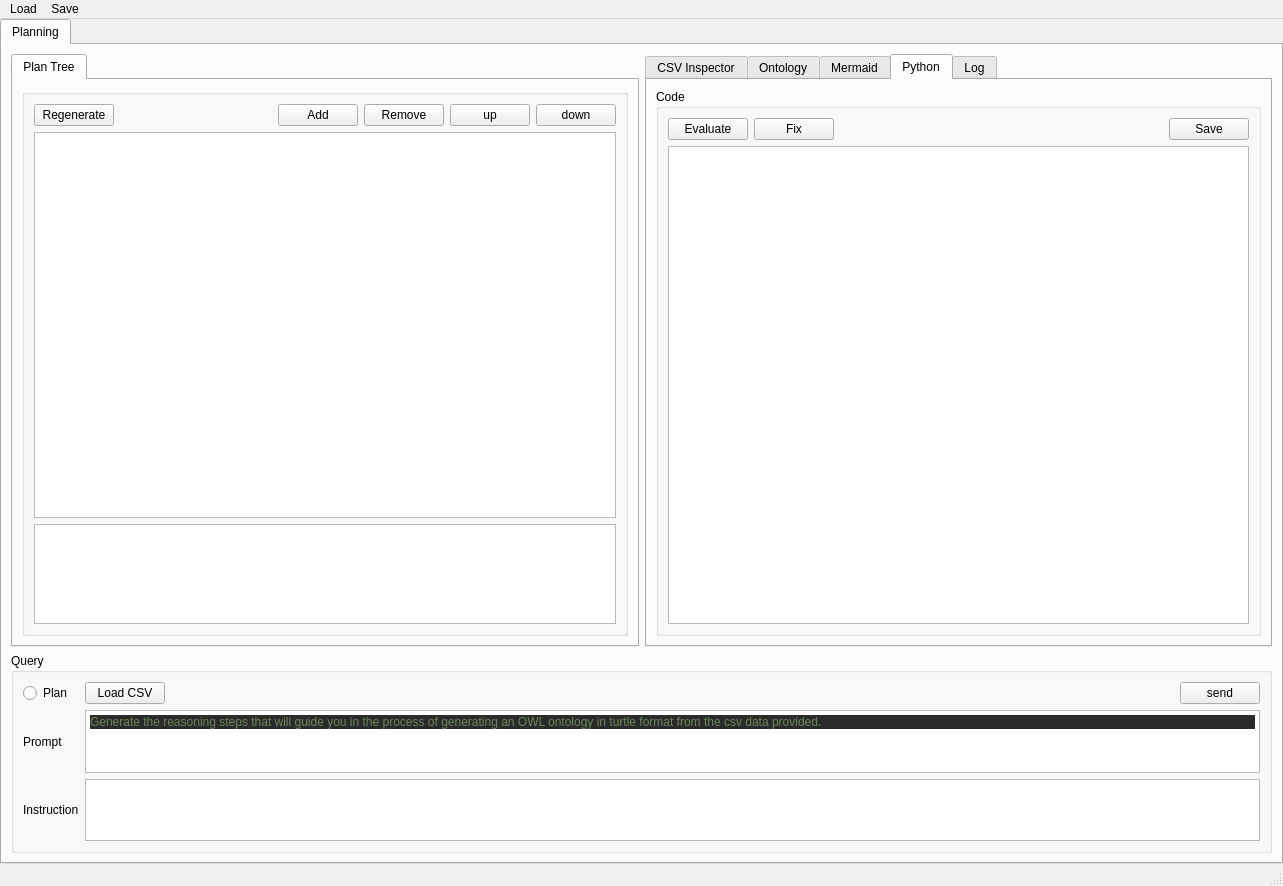
tecnomod-um/OntoGenix, file GUI/GUI.ui: the form before one commit.
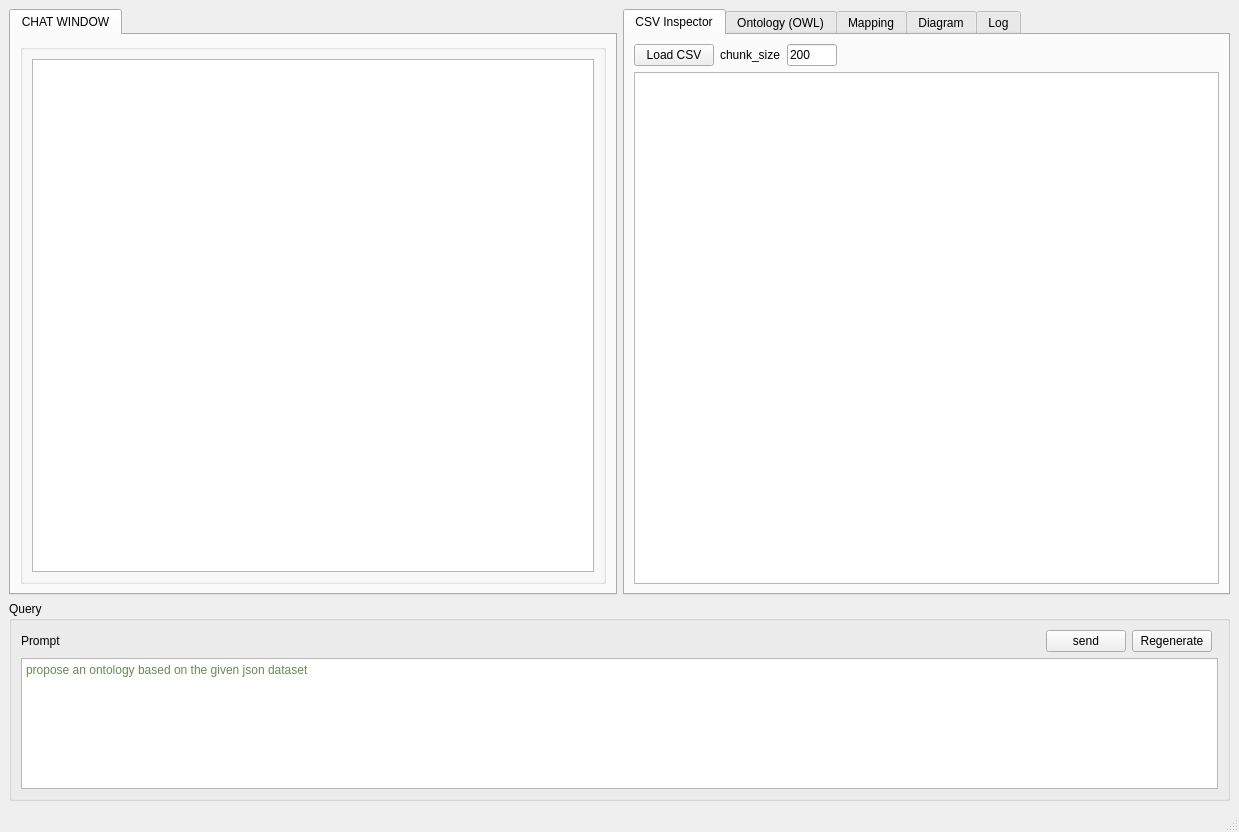
The form after the commit. The open tabs and pages were chosen to show the change. Custom widgets are drawn as their Qt base class.

```diff
--- a/GUI/GUI.ui
+++ b/GUI/GUI.ui
@@ -6,158 +6,91 @@
    <rect>
     <x>0</x>
     <y>0</y>
-    <width>1283</width>
-    <height>886</height>
+    <width>1239</width>
+    <height>832</height>
    </rect>
   </property>
   <property name="windowTitle">
    <string>OntoGenix</string>
   </property>
   <widget class="QWidget" name="centralwidget">
-   <layout class="QVBoxLayout" name="verticalLayout_2">
-    <property name="spacing">
-     <number>0</number>
-    </property>
-    <property name="leftMargin">
-     <number>0</number>
-    </property>
-    <property name="topMargin">
-     <number>0</number>
-    </property>
-    <property name="rightMargin">
-     <number>0</number>
-    </property>
-    <property name="bottomMargin">
-     <number>0</number>
-    </property>
-    <item>
-     <widget class="QTabWidget" name="PLANNING">
-      <property name="currentIndex">
-       <number>0</number>
-      </property>
-      <widget class="QWidget" name="tab_3">
-       <attribute name="title">
-        <string>Planning</string>
-       </attribute>
        <layout class="QVBoxLayout" name="verticalLayout">
         <item>
          <layout class="QGridLayout" name="gridLayout">
-          <item row="1" column="0" colspan="2">
-           <widget class="QGroupBox" name="groupBox_5">
-            <property name="minimumSize">
-             <size>
-              <width>0</width>
-              <height>200</height>
-             </size>
-            </property>
-            <property name="maximumSize">
+      <item row="0" column="1">
+       <widget class="QTabWidget" name="OUTPUT_tab">
+        <property name="currentIndex">
+         <number>0</number>
+        </property>
+        <widget class="QWidget" name="CSV_tab">
+         <attribute name="title">
+          <string>CSV Inspector</string>
+         </attribute>
+         <layout class="QGridLayout" name="gridLayout_2">
+          <item row="0" column="3">
+           <spacer name="horizontalSpacer_2">
+            <property name="orientation">
+             <enum>Qt::Horizontal</enum>
+            </property>
+            <property name="sizeHint" stdset="0">
              <size>
-              <width>16777215</width>
-              <height>200</height>
+              <width>40</width>
+              <height>20</height>
              </size>
             </property>
-            <property name="title">
-             <string>Query</string>
-            </property>
-            <layout class="QGridLayout" name="gridLayout_3">
-             <item row="2" column="2" colspan="5">
-              <widget class="QTextEdit" name="query_prompt_textedit">
-               <property name="html">
-                <string>&lt;!DOCTYPE HTML PUBLIC &quot;-//W3C//DTD HTML 4.0//EN&quot; &quot;http://www.w3.org/TR/REC-html40/strict.dtd&quot;&gt;
-&lt;html&gt;&lt;head&gt;&lt;meta name=&quot;qrichtext&quot; content=&quot;1&quot; /&gt;&lt;style type=&quot;text/css&quot;&gt;
-p, li { white-space: pre-wrap; }
-&lt;/style&gt;&lt;/head&gt;&lt;body style=&quot; font-family:'Sans Serif'; font-size:9pt; font-weight:400; font-style:normal;&quot;&gt;
-&lt;p style=&quot; margin-top:12px; margin-bottom:12px; margin-left:0px; margin-right:0px; -qt-block-indent:0; text-indent:0px; background-color:#2b2b2b;&quot;&gt;&lt;span style=&quot; font-family:'monospace'; color:#6a8759;&quot;&gt;Generate the reasoning steps that will guide you in the process of generating an OWL ontology in turtle format from the csv data provided.&lt;/span&gt;&lt;/p&gt;&lt;/body&gt;&lt;/html&gt;</string>
-               </property>
-              </widget>
-             </item>
-             <item row="2" column="0">
-              <widget class="QLabel" name="label">
-               <property name="text">
-                <string>Prompt</string>
-               </property>
-              </widget>
-             </item>
-             <item row="3" column="2" colspan="5">
-              <widget class="QTextEdit" name="query_instruction_textedit"/>
-             </item>
-             <item row="3" column="0" colspan="2">
+           </spacer>
+          </item>
+          <item row="0" column="1">
               <widget class="QLabel" name="label_2">
                <property name="text">
-                <string>Instruction</string>
-               </property>
-              </widget>
-             </item>
-             <item row="0" column="6">
-              <widget class="QPushButton" name="query_send_btn">
-               <property name="text">
-                <string>send</string>
+             <string>chunk_size</string>
                </property>
               </widget>
              </item>
              <item row="0" column="2">
+           <widget class="QLineEdit" name="chunksize_lineEdit">
+            <property name="maximumSize">
+             <size>
+              <width>50</width>
+              <height>16777215</height>
+             </size>
+            </property>
+            <property name="text">
+             <string>200</string>
+            </property>
+           </widget>
+          </item>
+          <item row="1" column="0" colspan="5">
+           <widget class="QTextEdit" name="csv_textedit">
+            <property name="html">
+             <string>&lt;!DOCTYPE HTML PUBLIC &quot;-//W3C//DTD HTML 4.0//EN&quot; &quot;http://www.w3.org/TR/REC-html40/strict.dtd&quot;&gt;
+&lt;html&gt;&lt;head&gt;&lt;meta name=&quot;qrichtext&quot; content=&quot;1&quot; /&gt;&lt;style type=&quot;text/css&quot;&gt;
+p, li { white-space: pre-wrap; }
+&lt;/style&gt;&lt;/head&gt;&lt;body style=&quot; font-family:'Noto Sans'; font-size:10pt; font-weight:400; font-style:normal;&quot;&gt;
+&lt;p style=&quot;-qt-paragraph-type:empty; margin-top:0px; margin-bottom:0px; margin-left:0px; margin-right:0px; -qt-block-indent:0; text-indent:0px;&quot;&gt;&lt;br /&gt;&lt;/p&gt;&lt;/body&gt;&lt;/html&gt;</string>
+            </property>
+           </widget>
+          </item>
+          <item row="0" column="0">
               <widget class="QPushButton" name="load_csv_btn">
                <property name="text">
                 <string>Load CSV</string>
                </property>
               </widget>
              </item>
-             <item row="0" column="3">
-              <spacer name="horizontalSpacer">
-               <property name="orientation">
-                <enum>Qt::Horizontal</enum>
-               </property>
-               <property name="sizeHint" stdset="0">
-                <size>
-                 <width>40</width>
-                 <height>20</height>
-                </size>
-               </property>
-              </spacer>
-             </item>
-             <item row="0" column="0">
-              <widget class="QRadioButton" name="query_radiobutton">
-               <property name="text">
-                <string>Plan</string>
-               </property>
-              </widget>
-             </item>
-            </layout>
-           </widget>
-          </item>
-          <item row="0" column="1">
-           <widget class="QTabWidget" name="tabWidget">
-            <property name="currentIndex">
-             <number>4</number>
-            </property>
-            <widget class="QWidget" name="tab_8">
+         </layout>
+        </widget>
+        <widget class="QWidget" name="owl_tab">
              <attribute name="title">
-              <string>CSV Inspector</string>
-             </attribute>
-             <layout class="QVBoxLayout" name="verticalLayout_9">
-              <item>
-               <widget class="QTextEdit" name="csv_textedit"/>
-              </item>
-             </layout>
-            </widget>
-            <widget class="QWidget" name="tab_2">
-             <attribute name="title">
-              <string>Ontology</string>
+          <string>Ontology (OWL)</string>
              </attribute>
              <layout class="QVBoxLayout" name="verticalLayout_3">
               <item>
                <widget class="QGroupBox" name="groupBox_4">
                 <property name="title">
-                 <string>Turtle format</string>
+             <string>RDF/XML</string>
                 </property>
                 <layout class="QGridLayout" name="gridLayout_5">
-                 <item row="0" column="0">
-                  <widget class="QPushButton" name="pseudocode_regenerate_btn">
-                   <property name="text">
-                    <string>Regenerate</string>
-                   </property>
-                  </widget>
-                 </item>
                  <item row="0" column="1">
                   <spacer name="horizontalSpacer_5">
                    <property name="orientation">
@@ -172,23 +105,78 @@
                   </spacer>
                  </item>
                  <item row="0" column="2">
-                  <widget class="QPushButton" name="pseudocode_confirm_btn">
+              <widget class="QPushButton" name="ontology_save_btn">
                    <property name="text">
-                    <string>Confirm</string>
+                <string>Save</string>
                    </property>
                   </widget>
                  </item>
                  <item row="1" column="0" colspan="3">
-                  <widget class="QTextEdit" name="ontology_textedit"/>
+              <widget class="QTextEdit" name="ontology_textedit">
+               <property name="html">
+                <string>&lt;!DOCTYPE HTML PUBLIC &quot;-//W3C//DTD HTML 4.0//EN&quot; &quot;http://www.w3.org/TR/REC-html40/strict.dtd&quot;&gt;
+&lt;html&gt;&lt;head&gt;&lt;meta name=&quot;qrichtext&quot; content=&quot;1&quot; /&gt;&lt;style type=&quot;text/css&quot;&gt;
+p, li { white-space: pre-wrap; }
+&lt;/style&gt;&lt;/head&gt;&lt;body style=&quot; font-family:'Noto Sans'; font-size:10pt; font-weight:400; font-style:normal;&quot;&gt;
+&lt;p style=&quot;-qt-paragraph-type:empty; margin-top:0px; margin-bottom:0px; margin-left:0px; margin-right:0px; -qt-block-indent:0; text-indent:0px;&quot;&gt;&lt;br /&gt;&lt;/p&gt;&lt;/body&gt;&lt;/html&gt;</string>
+               </property>
+              </widget>
                  </item>
                 </layout>
                </widget>
               </item>
              </layout>
             </widget>
-            <widget class="QWidget" name="tab_4">
+        <widget class="QWidget" name="rml_tab">
              <attribute name="title">
-              <string>Mermaid</string>
+          <string>Mapping</string>
+         </attribute>
+         <layout class="QVBoxLayout" name="verticalLayout_5">
+          <item>
+           <widget class="QGroupBox" name="groupBox_6">
+            <property name="title">
+             <string>RML</string>
+            </property>
+            <layout class="QGridLayout" name="gridLayout_8">
+             <item row="1" column="0" colspan="3">
+              <widget class="QTextEdit" name="rml_textedit">
+               <property name="html">
+                <string>&lt;!DOCTYPE HTML PUBLIC &quot;-//W3C//DTD HTML 4.0//EN&quot; &quot;http://www.w3.org/TR/REC-html40/strict.dtd&quot;&gt;
+&lt;html&gt;&lt;head&gt;&lt;meta name=&quot;qrichtext&quot; content=&quot;1&quot; /&gt;&lt;style type=&quot;text/css&quot;&gt;
+p, li { white-space: pre-wrap; }
+&lt;/style&gt;&lt;/head&gt;&lt;body style=&quot; font-family:'Noto Sans'; font-size:10pt; font-weight:400; font-style:normal;&quot;&gt;
+&lt;p style=&quot;-qt-paragraph-type:empty; margin-top:0px; margin-bottom:0px; margin-left:0px; margin-right:0px; -qt-block-indent:0; text-indent:0px;&quot;&gt;&lt;br /&gt;&lt;/p&gt;&lt;/body&gt;&lt;/html&gt;</string>
+               </property>
+              </widget>
+             </item>
+             <item row="0" column="1">
+              <spacer name="horizontalSpacer_3">
+               <property name="orientation">
+                <enum>Qt::Horizontal</enum>
+               </property>
+               <property name="sizeHint" stdset="0">
+                <size>
+                 <width>40</width>
+                 <height>20</height>
+                </size>
+               </property>
+              </spacer>
+             </item>
+             <item row="0" column="2">
+              <widget class="QPushButton" name="rml_save_btn">
+               <property name="text">
+                <string>Save</string>
+               </property>
+              </widget>
+             </item>
+            </layout>
+           </widget>
+          </item>
+         </layout>
+        </widget>
+        <widget class="QWidget" name="diagram_tab">
+         <attribute name="title">
+          <string>Diagram</string>
              </attribute>
              <layout class="QVBoxLayout" name="verticalLayout_4">
               <item>
@@ -197,7 +185,7 @@
                  <string>Class Diagram</string>
                 </property>
                 <layout class="QGridLayout" name="gridLayout_7">
-                 <item row="0" column="0">
+             <item row="1" column="0" colspan="3">
                   <widget class="MermaidPlotter" name="mermaid_widget" native="true">
                    <property name="minimumSize">
                     <size>
@@ -207,34 +195,8 @@
                    </property>
                   </widget>
                  </item>
-                </layout>
-               </widget>
-              </item>
-             </layout>
-            </widget>
-            <widget class="QWidget" name="tab_5">
-             <attribute name="title">
-              <string>Python</string>
-             </attribute>
-             <layout class="QVBoxLayout" name="verticalLayout_5">
-              <item>
-               <widget class="QGroupBox" name="groupBox_6">
-                <property name="title">
-                 <string>Code</string>
-                </property>
-                <layout class="QGridLayout" name="gridLayout_8">
-                 <item row="1" column="0" colspan="4">
-                  <widget class="QTextEdit" name="code_textedit"/>
-                 </item>
                  <item row="0" column="1">
-                  <widget class="QPushButton" name="code_fix_btn">
-                   <property name="text">
-                    <string>Fix</string>
-                   </property>
-                  </widget>
-                 </item>
-                 <item row="0" column="2">
-                  <spacer name="horizontalSpacer_3">
+              <spacer name="horizontalSpacer_4">
                    <property name="orientation">
                     <enum>Qt::Horizontal</enum>
                    </property>
@@ -246,26 +208,19 @@
                    </property>
                   </spacer>
                  </item>
-                 <item row="0" column="3">
-                  <widget class="QPushButton" name="code_save_btn">
+             <item row="0" column="2">
+              <widget class="QPushButton" name="mermaid_save_btn">
                    <property name="text">
                     <string>Save</string>
                    </property>
                   </widget>
                  </item>
-                 <item row="0" column="0">
-                  <widget class="QPushButton" name="code_evaluate_btn">
-                   <property name="text">
-                    <string>Evaluate</string>
-                   </property>
-                  </widget>
-                 </item>
                 </layout>
                </widget>
               </item>
              </layout>
             </widget>
-            <widget class="QWidget" name="tab_6">
+        <widget class="QWidget" name="log_tab">
              <attribute name="title">
               <string>Log</string>
              </attribute>
@@ -286,83 +241,91 @@
             </widget>
            </widget>
           </item>
+      <item row="1" column="0" colspan="2">
+       <widget class="QGroupBox" name="groupBox_5">
+        <property name="minimumSize">
+         <size>
+          <width>0</width>
+          <height>200</height>
+         </size>
+        </property>
+        <property name="maximumSize">
+         <size>
+          <width>16777215</width>
+          <height>200</height>
+         </size>
+        </property>
+        <property name="title">
+         <string>Query</string>
+        </property>
+        <layout class="QGridLayout" name="gridLayout_3">
           <item row="0" column="0">
-           <widget class="QTabWidget" name="tabWidget_2">
+          <widget class="QLabel" name="label">
+           <property name="text">
+            <string>Prompt</string>
+           </property>
+          </widget>
+         </item>
+         <item row="0" column="3">
+          <widget class="QPushButton" name="plantree_regenerate_btn">
+           <property name="text">
+            <string>Regenerate</string>
+           </property>
+          </widget>
+         </item>
+         <item row="2" column="0" colspan="5">
+          <widget class="QTextEdit" name="query_prompt_textedit">
+           <property name="html">
+            <string>&lt;!DOCTYPE HTML PUBLIC &quot;-//W3C//DTD HTML 4.0//EN&quot; &quot;http://www.w3.org/TR/REC-html40/strict.dtd&quot;&gt;
+&lt;html&gt;&lt;head&gt;&lt;meta name=&quot;qrichtext&quot; content=&quot;1&quot; /&gt;&lt;style type=&quot;text/css&quot;&gt;
+p, li { white-space: pre-wrap; }
+&lt;/style&gt;&lt;/head&gt;&lt;body style=&quot; font-family:'Noto Sans'; font-size:10pt; font-weight:400; font-style:normal;&quot;&gt;
+&lt;p style=&quot; margin-top:12px; margin-bottom:12px; margin-left:0px; margin-right:0px; -qt-block-indent:0; text-indent:0px;&quot;&gt;&lt;span style=&quot; font-family:'monospace'; font-size:9pt; color:#6a8759;&quot;&gt;propose an ontology based on the given json dataset&lt;/span&gt;&lt;/p&gt;&lt;/body&gt;&lt;/html&gt;</string>
+           </property>
+          </widget>
+         </item>
+         <item row="0" column="2">
+          <widget class="QPushButton" name="query_send_btn">
+           <property name="text">
+            <string>send</string>
+           </property>
+          </widget>
+         </item>
+         <item row="0" column="1">
+          <spacer name="horizontalSpacer">
+           <property name="orientation">
+            <enum>Qt::Horizontal</enum>
+           </property>
+           <property name="sizeHint" stdset="0">
+            <size>
+             <width>40</width>
+             <height>20</height>
+            </size>
+           </property>
+          </spacer>
+         </item>
+        </layout>
+       </widget>
+      </item>
+      <item row="0" column="0">
+       <widget class="QTabWidget" name="CHATs_tab">
             <property name="currentIndex">
              <number>0</number>
             </property>
-            <widget class="QWidget" name="tab">
+        <widget class="QWidget" name="chat_window_tab">
              <attribute name="title">
-              <string>Plan Tree</string>
-             </attribute>
-             <layout class="QVBoxLayout" name="verticalLayout_7">
-              <item>
+          <string>CHAT WINDOW</string>
+         </attribute>
+         <layout class="QGridLayout" name="gridLayout_14">
+          <item row="0" column="0" colspan="2">
                <widget class="QGroupBox" name="groupBox_2">
                 <property name="title">
                  <string/>
                 </property>
                 <layout class="QGridLayout" name="gridLayout_4">
-                 <item row="0" column="5">
-                  <widget class="QPushButton" name="down_btn">
-                   <property name="text">
-                    <string>down</string>
-                   </property>
-                  </widget>
-                 </item>
-                 <item row="3" column="0" colspan="6">
-                  <widget class="QTextEdit" name="instructions_textEdit">
-                   <property name="maximumSize">
-                    <size>
-                     <width>16777215</width>
-                     <height>100</height>
-                    </size>
-                   </property>
-                  </widget>
-                 </item>
-                 <item row="0" column="0">
-                  <widget class="QPushButton" name="plantree_regenerate_btn">
-                   <property name="text">
-                    <string>Regenerate</string>
-                   </property>
-                  </widget>
-                 </item>
-                 <item row="0" column="2">
-                  <widget class="QPushButton" name="add_btn">
-                   <property name="text">
-                    <string>Add</string>
-                   </property>
-                  </widget>
-                 </item>
-                 <item row="0" column="3">
-                  <widget class="QPushButton" name="remove_btn">
-                   <property name="text">
-                    <string>Remove</string>
-                   </property>
-                  </widget>
-                 </item>
-                 <item row="2" column="0" colspan="6">
-                  <widget class="QTreeView" name="plantree_treeview"/>
-                 </item>
-                 <item row="0" column="4">
-                  <widget class="QPushButton" name="up_btn">
-                   <property name="text">
-                    <string>up</string>
-                   </property>
-                  </widget>
-                 </item>
-                 <item row="0" column="1">
-                  <spacer name="horizontalSpacer_2">
-                   <property name="orientation">
-                    <enum>Qt::Horizontal</enum>
-                   </property>
-                   <property name="sizeHint" stdset="0">
-                    <size>
-                     <width>40</width>
-                     <height>20</height>
-                    </size>
-                   </property>
-                  </spacer>
-                 </item>
+             <item row="3" column="2">
+              <widget class="QTextEdit" name="LLManswer_textedit"/>
+             </item>
                 </layout>
                </widget>
               </item>
@@ -371,10 +334,6 @@
            </widget>
           </item>
          </layout>
-        </item>
-       </layout>
-      </widget>
-     </widget>
     </item>
    </layout>
   </widget>
@@ -383,22 +342,10 @@
     <rect>
      <x>0</x>
      <y>0</y>
-     <width>1283</width>
-     <height>23</height>
+     <width>1239</width>
+     <height>32</height>
     </rect>
    </property>
-   <widget class="QMenu" name="menuLoad">
-    <property name="title">
-     <string>Load</string>
-    </property>
-   </widget>
-   <widget class="QMenu" name="menuSave">
-    <property name="title">
-     <string>Save</string>
-    </property>
-   </widget>
-   <addaction name="menuLoad"/>
-   <addaction name="menuSave"/>
   </widget>
   <widget class="QStatusBar" name="statusbar"/>
  </widget>
```
Left out of the diff: 2 changed lines with no effect on the pictures. Lines whose indentation alone changed are shown as unchanged.
